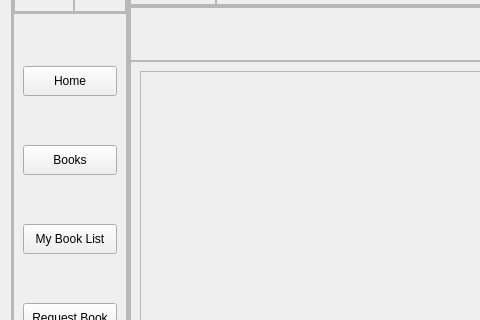
aavashlamichhane/LibMan, file studenthomepage.ui: the form before one commit; both pictures show x 0 to 480 and y 82 to 402 of the 1054 by 645 pixel window.
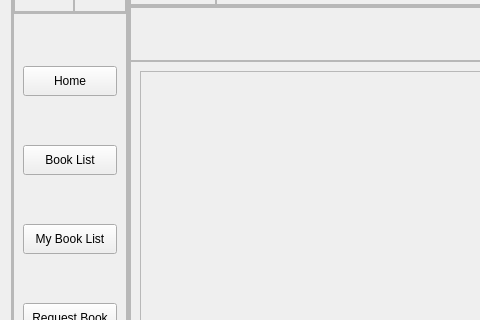
The form after the commit. Icons and pictures are not drawn.

The edit to the form file:
```diff
--- a/studenthomepage.ui
+++ b/studenthomepage.ui
@@ -248,7 +248,7 @@
                  </size>
                 </property>
                 <property name="text">
-                 <string>Books</string>
+                 <string>Book List</string>
                 </property>
                 <property name="icon">
                  <iconset resource="Resource.qrc">
```
Left out of the diff: 4 changed lines with no effect on the pictures.
